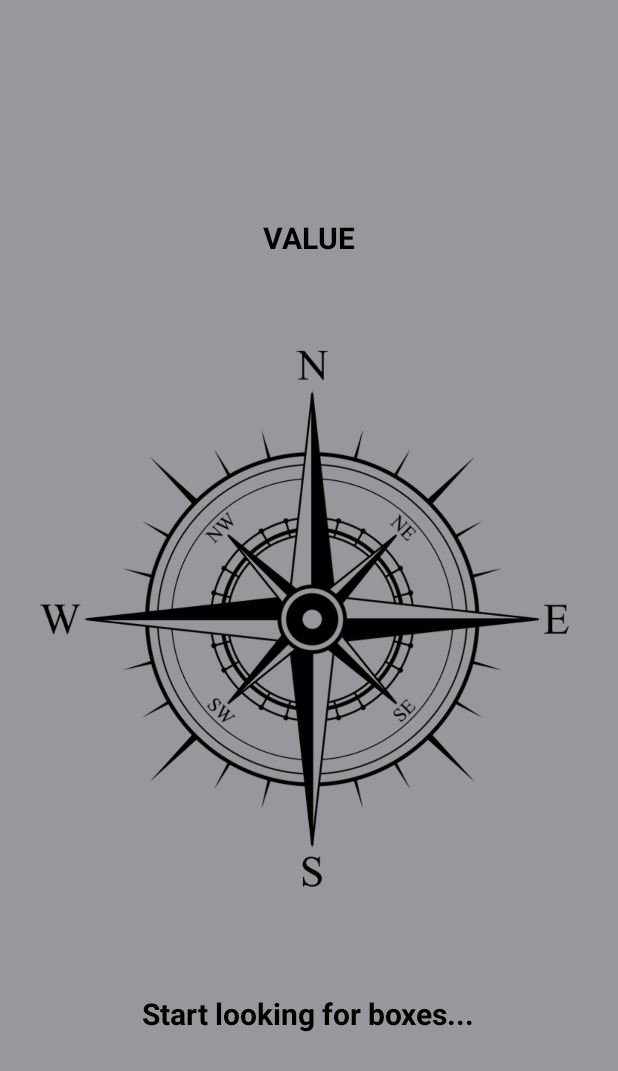
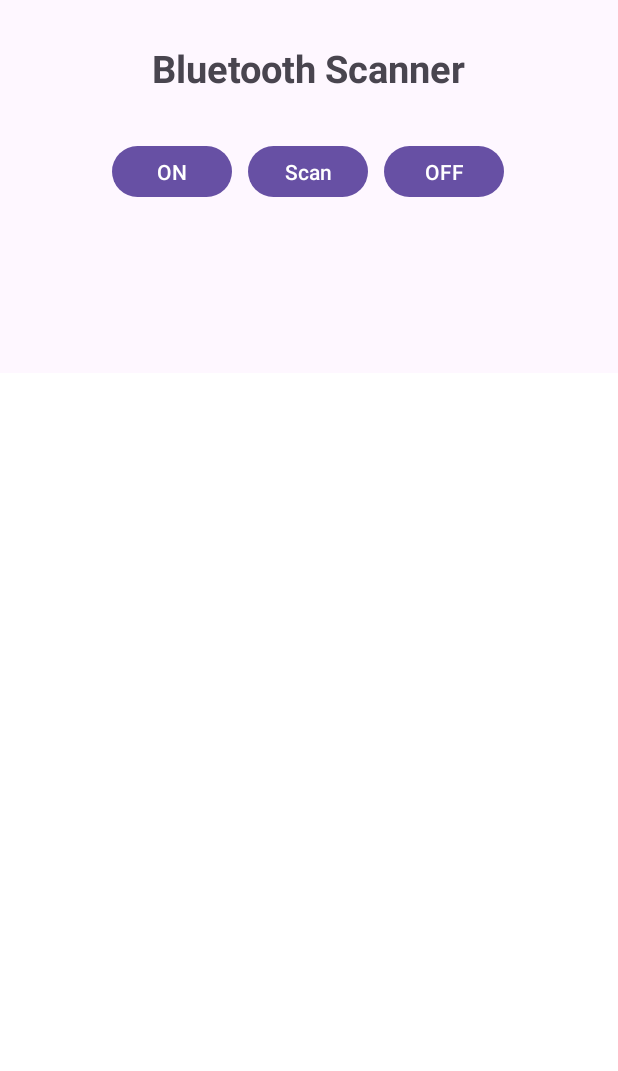
Before and after one commit to CatarinaBarroqueiro/CacheCompass_Tracker, an Android app: the MainRoom screen opened directly, with no data from a screen before it, on a phone screen of 412 x 824 dp. Shown: the top 1071 px of the screen. Run offline under Robolectric (Android 15) with nearby library versions, the phone set to English and light mode, and no system bars.

Commit message:
App scan all bt's

```diff
--- a/App/app/src/main/java/com/example/cachecompass_tracker_app/MainRoom.java
+++ b/App/app/src/main/java/com/example/cachecompass_tracker_app/MainRoom.java
@@ -1,117 +1,324 @@
 package com.example.cachecompass_tracker_app;
 
+import android.Manifest;
+import android.app.Activity;
+import android.bluetooth.BluetoothAdapter;
+import android.bluetooth.BluetoothDevice;
+import android.content.BroadcastReceiver;
+import android.content.Context;
+import android.content.Intent;
+import android.content.IntentFilter;
+import android.content.pm.PackageManager;
+import android.location.LocationManager;
+import android.os.Bundle;
+import android.os.ParcelUuid;
+import android.os.Parcelable;
+import android.provider.Settings;
+import android.widget.ArrayAdapter;
+import android.widget.Button;
+import android.widget.ListView;
+import android.widget.Toast;
+
+import androidx.annotation.Nullable;
 import androidx.appcompat.app.AppCompatActivity;
-import android.hardware.Sensor;
-import android.hardware.SensorEvent;
-import android.hardware.SensorEventListener;
-import android.hardware.SensorManager;
-import android.os.Bundle;
-import android.view.animation.Animation;
-import android.view.animation.RotateAnimation;
-import android.widget.ImageView;
-import android.widget.TextView;
+import androidx.core.app.ActivityCompat;
+import androidx.core.content.ContextCompat;
 
-public class MainRoom extends AppCompatActivity implements SensorEventListener {
+import java.util.ArrayList;
+import java.util.Map;
 
-    private TextView textView;
-    private ImageView imgView;
-    private SensorManager sensorManager;
-    private Sensor accelerometerSensor,
-            magnetometerSensor;
+import android.bluetooth.BluetoothGatt;
+import android.bluetooth.BluetoothGattCallback;
+import android.bluetooth.BluetoothGattCharacteristic;
+import android.bluetooth.BluetoothGattService;
+import android.bluetooth.BluetoothProfile;
 
-    private float[] lastAccelerometer = new float[3],
-            lastMagnetometer = new float[3],
-            rotationMatrix = new float[9],
-            orientation = new float[3];
-
-    boolean isLastAccelerometerArrayCopied,
-            isLastMagnetometerArrayCopied = false;
-    long lastUpdatedTime = 0;
-    float currentDegree = 0f;
+import java.nio.charset.StandardCharsets;
+import java.util.UUID;
 
 
+public class MainRoom extends AppCompatActivity {
 
+    private BluetoothAdapter mBluetoothAdapter;
+    int requestEnableForBluetooth;
+    Button buttonON, buttonOFF, scanButton;
+    Intent btEnablingIntent;
+    Map<String, String> BluetoothData;
+    private int scanCount = 3;
+    private BluetoothGatt mBluetoothGatt;
+    ListView scannedListView;
+    ArrayList<String> deviceDetailsList = new ArrayList<>();
+    ArrayAdapter<String> arrayAdapter;
+
+    private static final int PERMISSION_REQUEST_BLUETOOTH_CONNECT = 100;
 
     @Override
     protected void onCreate(Bundle savedInstanceState) {
         super.onCreate(savedInstanceState);
         setContentView(R.layout.activity_main_room);
+        scannedListView = findViewById(R.id.scannedListView);
 
-        textView = findViewById(R.id.degrees);
-        imgView = findViewById(R.id.compass);
+        buttonON = findViewById(R.id.buttonON);
+        buttonOFF = findViewById(R.id.buttonOFF);
+        scanButton = findViewById(R.id.buttonScan);
 
-        sensorManager = (SensorManager) getSystemService(SENSOR_SERVICE);
-        accelerometerSensor = sensorManager.getDefaultSensor(Sensor.TYPE_ACCELEROMETER);
-        magnetometerSensor = sensorManager.getDefaultSensor(Sensor.TYPE_MAGNETIC_FIELD);
+        btEnablingIntent = new Intent(BluetoothAdapter.ACTION_REQUEST_ENABLE);
+        requestEnableForBluetooth = 1;
 
+        mBluetoothAdapter = BluetoothAdapter.getDefaultAdapter();
+        bluetoothONMethod();
+        bluetoothOFFMethod();
 
+        // Permissions granted at runtime
+        if (ContextCompat.checkSelfPermission(this, Manifest.permission.BLUETOOTH_CONNECT) != PackageManager.PERMISSION_GRANTED) {
+            ActivityCompat.requestPermissions(this, new String[]{Manifest.permission.BLUETOOTH_CONNECT}, 1);
+        }
 
+        if (ContextCompat.checkSelfPermission(this, Manifest.permission.BLUETOOTH_SCAN) != PackageManager.PERMISSION_GRANTED) {
+            ActivityCompat.requestPermissions(this, new String[]{Manifest.permission.BLUETOOTH_SCAN}, 1);
+        }
 
+        registerReceiver(mReceiver, new IntentFilter(BluetoothDevice.ACTION_FOUND));
+        registerReceiver(mReceiver, new IntentFilter(BluetoothAdapter.ACTION_DISCOVERY_STARTED));
+        registerReceiver(mReceiver, new IntentFilter(BluetoothAdapter.ACTION_DISCOVERY_FINISHED));
 
+        bluetoothSCANMethod();
 
+        arrayAdapter = new ArrayAdapter<>(getApplicationContext(), android.R.layout.simple_list_item_1, deviceDetailsList);
+        scannedListView.setAdapter(arrayAdapter);
+    }
 
+    private void connectToDevice(BluetoothDevice device) {
+        String SERVICE_UUID = "4fafc201-1fb5-459e-8fcc-c5c9c331914b";
+        String CHARACTERISTIC_UUID = "beb5483e-36e1-4688-b7f5-ea07361b26a8";
+
+        if (ContextCompat.checkSelfPermission(this, Manifest.permission.BLUETOOTH_CONNECT) == PackageManager.PERMISSION_GRANTED) {
+            // Inicia a conexão com o dispositivo BLE
+            mBluetoothGatt = device.connectGatt(this, false, new BluetoothGattCallback() {
+                @Override
+                public void onConnectionStateChange(BluetoothGatt gatt, int status, int newState) {
+                    super.onConnectionStateChange(gatt, status, newState);
+                    if (status == BluetoothGatt.GATT_SUCCESS && newState == BluetoothProfile.STATE_CONNECTED) {
+                        // A conexão foi estabelecida
+                        if (ActivityCompat.checkSelfPermission(MainRoom.this, Manifest.permission.BLUETOOTH_CONNECT) != PackageManager.PERMISSION_GRANTED) {
+                            // TODO: Consider calling
+                            //    ActivityCompat#requestPermissions
+                            // here to request the missing permissions, and then overriding
+                            //   public void onRequestPermissionsResult(int requestCode, String[] permissions,
+                            //                                          int[] grantResults)
+                            // to handle the case where the user grants the permission. See the documentation
+                            // for ActivityCompat#requestPermissions for more details.
+                            return;
+                        }
+                        runOnUiThread(() -> Toast.makeText(MainRoom.this, "Connected to " + device.getName(), Toast.LENGTH_SHORT).show());
+                        // Inicia a descoberta de serviços no dispositivo conectado
+                        gatt.discoverServices();
+                    } else if (newState == BluetoothProfile.STATE_DISCONNECTED) {
+                        // A conexão foi desconectada
+                        runOnUiThread(() -> Toast.makeText(MainRoom.this, "Disconnected from " + device.getName(), Toast.LENGTH_SHORT).show());
+                        if (mBluetoothGatt != null) {
+                            mBluetoothGatt.close();
+                        }
+                    }
+                }
+
+                @Override
+                public void onServicesDiscovered(BluetoothGatt gatt, int status) {
+                    super.onServicesDiscovered(gatt, status);
+                    if (status == BluetoothGatt.GATT_SUCCESS) {
+                        // Os serviços foram descobertos
+                        runOnUiThread(() -> Toast.makeText(MainRoom.this, "Services Discovered", Toast.LENGTH_SHORT).show());
+
+                        // Aqui você pode interagir com os serviços e características do dispositivo
+                        // Por exemplo, para ler uma característica:
+                        BluetoothGattService service = gatt.getService(UUID.fromString(SERVICE_UUID));
+                        if (service != null) {
+                            BluetoothGattCharacteristic characteristic = service.getCharacteristic(UUID.fromString(CHARACTERISTIC_UUID));
+                            if (characteristic != null) {
+                                if (ActivityCompat.checkSelfPermission(MainRoom.this, Manifest.permission.BLUETOOTH_CONNECT) != PackageManager.PERMISSION_GRANTED) {
+                                    // TODO: Consider calling
+                                    //    ActivityCompat#requestPermissions
+                                    // here to request the missing permissions, and then overriding
+                                    //   public void onRequestPermissionsResult(int requestCode, String[] permissions,
+                                    //                                          int[] grantResults)
+                                    // to handle the case where the user grants the permission. See the documentation
+                                    // for ActivityCompat#requestPermissions for more details.
+                                    return;
+                                }
+                                gatt.readCharacteristic(characteristic);
+                            }
+                        }
+                    }
+                }
+
+                @Override
+                public void onCharacteristicRead(BluetoothGatt gatt, BluetoothGattCharacteristic characteristic, int status) {
+                    super.onCharacteristicRead(gatt, characteristic, status);
+                    if (status == BluetoothGatt.GATT_SUCCESS) {
+                        // A característica foi lida
+                        String value = new String(characteristic.getValue(), StandardCharsets.UTF_8);
+                        runOnUiThread(() -> Toast.makeText(MainRoom.this, "Characteristic Read: " + value, Toast.LENGTH_SHORT).show());
+                    }
+                }
+
+                // Implemente outros métodos de callback como onCharacteristicWrite, onCharacteristicChanged, etc., conforme necessário
+            });
+        } else {
+            // Solicita as permissões necessárias ao usuário
+            ActivityCompat.requestPermissions(this, new String[]{Manifest.permission.BLUETOOTH_CONNECT}, PERMISSION_REQUEST_BLUETOOTH_CONNECT);
+        }
+    }
+
+    private void bluetoothSCANMethod() {
+        scanButton.setOnClickListener(view -> {
+            if (ContextCompat.checkSelfPermission(getBaseContext(), Manifest.permission.ACCESS_FINE_LOCATION) != PackageManager.PERMISSION_GRANTED) {
+                ActivityCompat.requestPermissions(MainRoom.this, new String[]{Manifest.permission.ACCESS_FINE_LOCATION}, 1);
+                return;
+            }
+            if (ContextCompat.checkSelfPermission(getBaseContext(), Manifest.permission.ACCESS_COARSE_LOCATION) != PackageManager.PERMISSION_GRANTED) {
+                ActivityCompat.requestPermissions(MainRoom.this, new String[]{Manifest.permission.ACCESS_COARSE_LOCATION}, 1);
+                return;
+            }
+
+            if (!mBluetoothAdapter.isEnabled()) {
+                if (ContextCompat.checkSelfPermission(getBaseContext(), Manifest.permission.BLUETOOTH_CONNECT) != PackageManager.PERMISSION_GRANTED) {
+                    ActivityCompat.requestPermissions(MainRoom.this, new String[]{Manifest.permission.BLUETOOTH_CONNECT}, 1);
+                }
+                startActivity(btEnablingIntent);
+                Toast.makeText(getApplicationContext(), "Enabling the Bluetooth", Toast.LENGTH_LONG).show();
+                return;
+            }
+            if (!CheckEnableGPS()) {
+                Toast.makeText(getApplicationContext(), "GPS Not Enabled, Please enable first", Toast.LENGTH_LONG).show();
+                Intent gpsIntent = new Intent(Settings.ACTION_LOCATION_SOURCE_SETTINGS);
+                startActivity(gpsIntent);
+                return;
+            }
+            try {
+                if (ContextCompat.checkSelfPermission(getBaseContext(), Manifest.permission.BLUETOOTH_SCAN) != PackageManager.PERMISSION_GRANTED) {
+                    ActivityCompat.requestPermissions(MainRoom.this, new String[]{Manifest.permission.BLUETOOTH_SCAN}, 1);
+                }
+                if (mBluetoothAdapter.isDiscovering()) {
+                    mBluetoothAdapter.cancelDiscovery();
+                }
+                scanCount = 1; //for ex change the scan count number to 3 then after pressing the scan button (once) it will scan three time 12*3=36 seconds
+                mBluetoothAdapter.startDiscovery();
+            } catch (Exception npe) {
+                Toast.makeText(getApplicationContext(), "Exception, Scan Again", Toast.LENGTH_LONG).show();
+            }
+        });
+    }
+
+    // Broadcast Receiver
+    public final BroadcastReceiver mReceiver = new BroadcastReceiver() {
+        String SERVICE_UUID = "4fafc201-1fb5-459e-8fcc-c5c9c331914b";
+
+        public void onReceive(Context context, Intent intent) {
+            String action = intent.getAction();
+
+            if (ContextCompat.checkSelfPermission(getBaseContext(), Manifest.permission.BLUETOOTH_CONNECT) != PackageManager.PERMISSION_GRANTED) {
+                ActivityCompat.requestPermissions(MainRoom.this, new String[]{Manifest.permission.BLUETOOTH_CONNECT}, 1);
+            }
+
+            if (BluetoothDevice.ACTION_FOUND.equals(action)) {
+                BluetoothDevice device = intent.getParcelableExtra(BluetoothDevice.EXTRA_DEVICE);
+                short rssi = intent.getShortExtra(BluetoothDevice.EXTRA_RSSI, Short.MAX_VALUE);
+                Toast.makeText(getApplicationContext(), "Device Found " + device.getName() + " RSSI: " + rssi + "dBm ", Toast.LENGTH_SHORT).show();
+
+                //input data to display
+                deviceDetailsList.add("Device Name: " + device.getName() + "\nDevice Address: " + device.getAddress() + " RSSI: " + rssi);
+
+                arrayAdapter.notifyDataSetChanged();
+                device.fetchUuidsWithSdp();
+            } else if (mBluetoothAdapter.ACTION_DISCOVERY_FINISHED.equals(action)) {
+                Toast.makeText(getApplicationContext(), "Discovery Finished", Toast.LENGTH_SHORT).show();
+                scanCount = scanCount - 1;
+                if (scanCount > 0) {
+                    mBluetoothAdapter.startDiscovery();
+                }
+            } else if (mBluetoothAdapter.ACTION_DISCOVERY_STARTED.equals(action)) {
+                Toast.makeText(getApplicationContext(), "Discovery Started", Toast.LENGTH_SHORT).show();
+            } else if (BluetoothDevice.ACTION_UUID.equals(action)) {
+                BluetoothDevice device = intent.getParcelableExtra(BluetoothDevice.EXTRA_DEVICE);
+                Parcelable[] uuidExtra = intent.getParcelableArrayExtra(BluetoothDevice.EXTRA_UUID);
+
+                if (uuidExtra != null) {
+                    for (Parcelable parcelable : uuidExtra) {
+                        if (((ParcelUuid) parcelable).getUuid().toString().equals(SERVICE_UUID)) {
+                            // Se o UUID do serviço corresponder, adicione o dispositivo à lista
+                            String deviceDetails = "Device Name: " + device.getName() +
+                                    "\nDevice Address: " + device.getAddress();
+                            deviceDetailsList.add(deviceDetails);
+                            arrayAdapter.notifyDataSetChanged();
+                            break;
+                        }
+                    }
+                }
+            }
+        }
+    };
+
+    private boolean CheckEnableGPS() {
+        LocationManager locationManager = (LocationManager) getSystemService(Context.LOCATION_SERVICE);
+        boolean isEnabled;
+        try {
+            isEnabled = locationManager.isProviderEnabled(LocationManager.GPS_PROVIDER) || locationManager.isProviderEnabled(LocationManager.NETWORK_PROVIDER);
+        } catch (Exception npe) {
+            isEnabled = false;
+        }
+        return isEnabled;
     }
 
     @Override
-    public void onSensorChanged(SensorEvent event) {
-        if (event.sensor == accelerometerSensor) {
-            System.arraycopy(event.values,0,lastAccelerometer,0,event.values.length);
-            isLastAccelerometerArrayCopied = true;
+    protected void onDestroy() {
+        Toast.makeText(getApplicationContext(), "Toasting all nearby discovered ", Toast.LENGTH_SHORT).show();
+        // Your loop for Toasting the discovered devices should be done here
+        unregisterReceiver(mReceiver);
+        super.onDestroy();
+    }
 
-        }else if(event.sensor == magnetometerSensor) {
-            System.arraycopy(event.values,0,lastMagnetometer,0,event.values.length);
-            isLastMagnetometerArrayCopied = true;
-        }
-
-        if (isLastMagnetometerArrayCopied &&
-                isLastAccelerometerArrayCopied &&
-                System.currentTimeMillis() - lastUpdatedTime > 250){
-            SensorManager.getRotationMatrix(rotationMatrix, null, lastAccelerometer, lastMagnetometer);
-            SensorManager.getOrientation(rotationMatrix, orientation);
-
-            float azimuthInRadians = orientation[0];
-            float azimuthInDegree = (float) Math.toDegrees(azimuthInRadians);
-
-            RotateAnimation rotateAnimation = new RotateAnimation(
-                    currentDegree,
-                    -azimuthInDegree,
-                    Animation.RELATIVE_TO_SELF,
-                    0.5f,
-                    Animation.RELATIVE_TO_SELF,
-                    0.5f
-                    );
-            rotateAnimation.setDuration(250);
-            rotateAnimation.setFillAfter(true);
-            imgView.startAnimation(rotateAnimation);
-
-            currentDegree = -azimuthInDegree;
-            lastUpdatedTime = System.currentTimeMillis();
-
-            int x = (int) azimuthInDegree;
-            textView.setText(x+"°");
-
+    // onActivityResult() method should also be included as per your requirement
+    @Override
+    protected void onActivityResult(int requestCode, int resultCode, @Nullable Intent data) {
+        super.onActivityResult(requestCode, resultCode, data);
+        if (requestCode == requestEnableForBluetooth) {
+            if (resultCode == RESULT_OK) {
+                Toast.makeText(getApplicationContext(), "Bluetooth is enabled", Toast.LENGTH_LONG).show();
+            } else if (resultCode == RESULT_CANCELED) {
+                Toast.makeText(getApplicationContext(), "Bluetooth enabling cancelled", Toast.LENGTH_LONG).show();
+            }
         }
     }
 
-    @Override
-    public void onAccuracyChanged(Sensor sensor, int accuracy) {
-
+    private void bluetoothONMethod() {
+        buttonON.setOnClickListener(v -> {
+            if (mBluetoothAdapter == null) {
+                // Device doesn't support Bluetooth
+                Toast.makeText(getApplicationContext(), "Bluetooth not supported on this device", Toast.LENGTH_LONG).show();
+            } else {
+                if (!mBluetoothAdapter.isEnabled()) {
+                    //code for bluetooth enables
+                    startActivity(btEnablingIntent);
+                } else {
+                    Toast.makeText(getApplicationContext(), "Bluetooth already enabled", Toast.LENGTH_LONG).show();
+                }
+            }
+        });
     }
 
-    // CTRL+O -> procurar resume
-    @Override
-    protected void onPostResume() {
-        super.onPostResume();
-        // Registar
-        sensorManager.registerListener(this, accelerometerSensor, SensorManager.SENSOR_DELAY_NORMAL);
-        sensorManager.registerListener(this, magnetometerSensor, SensorManager.SENSOR_DELAY_NORMAL);
+    private void bluetoothOFFMethod() {
+        buttonOFF.setOnClickListener(view -> {
+            if (mBluetoothAdapter.isEnabled()) {
+                if (ActivityCompat.checkSelfPermission(getApplicationContext(), Manifest.permission.BLUETOOTH) != PackageManager.PERMISSION_GRANTED) {
+                    ActivityCompat.requestPermissions((Activity) getApplicationContext(), new String[]{Manifest.permission.BLUETOOTH}, 1);
+                }
+                mBluetoothAdapter.disable();
+                Toast.makeText(getApplicationContext(), "Bluetooth is Disabled", Toast.LENGTH_LONG).show();
+            } else {
+                Toast.makeText(getApplicationContext(), "Bluetooth is Already Disabled", Toast.LENGTH_LONG).show();
+            }
+
+        });
     }
 
-    // CTRL+O -> procurar pause
-    @Override
-    protected void onPause() {
-        super.onPause();
-        sensorManager.unregisterListener(this, accelerometerSensor);
-        sensorManager.unregisterListener(this, magnetometerSensor);
-    }
 }
--- a/App/app/src/main/res/layout/activity_main_room.xml
+++ b/App/app/src/main/res/layout/activity_main_room.xml
@@ -1,65 +1,77 @@
 <?xml version="1.0" encoding="utf-8"?>
-
-<RelativeLayout xmlns:android="http://schemas.android.com/apk/res/android"
+<androidx.constraintlayout.widget.ConstraintLayout xmlns:android="http://schemas.android.com/apk/res/android"
     xmlns:app="http://schemas.android.com/apk/res-auto"
     xmlns:tools="http://schemas.android.com/tools"
 
     android:layout_width="match_parent"
     android:layout_height="match_parent"
-    android:background="#96989b"
-
     tools:context=".MainRoom">
 
     <TextView
-        android:id="@+id/degrees"
-        android:text="VALUE"
+        android:id="@+id/textView"
         android:layout_width="wrap_content"
         android:layout_height="wrap_content"
-        android:textColor="@color/black"
-        android:textSize="20dp"
-        android:padding="10dp"
-        android:layout_above="@+id/compass"
-        android:layout_margin="10dp"
-        android:layout_centerHorizontal="true"
+        android:layout_marginTop="28dp"
+        android:text="Bluetooth Scanner"
+        android:textSize="25dp"
         android:textStyle="bold"
         app:layout_constraintEnd_toEndOf="parent"
         app:layout_constraintStart_toStartOf="parent"
-        tools:layout_editor_absoluteY="67dp" />
+        app:layout_constraintTop_toTopOf="parent" />
 
 
-    <ImageView
-        android:id="@+id/compass"
-        android:layout_width="match_parent"
-        android:layout_height="400dp"
+    <LinearLayout
+        android:id="@+id/buttonLayout"
+        android:layout_width="wrap_content"
+        android:layout_height="wrap_content"
+        android:layout_margin="20dp"
+        android:orientation="horizontal"
+        android:padding="5dp"
+        app:layout_constraintEnd_toEndOf="parent"
+        app:layout_constraintHorizontal_bias="0.496"
+        app:layout_constraintStart_toStartOf="parent"
+        app:layout_constraintTop_toBottomOf="@+id/textView">
+
+        <Button
+            android:id="@+id/buttonON"
+            android:layout_width="80dp"
+            android:layout_height="42dp"
+            android:layout_margin="5dp"
+            android:onClick="onClick"
+            android:text="ON"
+            tools:ignore="OnClick" />
+
+        <Button
+            android:id="@+id/buttonScan"
+            android:layout_width="80dp"
+            android:layout_height="42dp"
+            android:layout_margin="5dp"
+            android:onClick="onClick"
+            android:text="Scan"
+            tools:ignore="OnClick" />
+
+        <Button
+            android:id="@+id/buttonOFF"
+            android:layout_width="80dp"
+            android:layout_height="42dp"
+            android:layout_margin="5dp"
+            android:onClick="onClick"
+            android:text="OFF"
+            tools:ignore="OnClick" />
+
+    </LinearLayout>
+
+    <ListView
+        android:id="@+id/scannedListView"
+        android:layout_width="wrap_content"
+        android:layout_height="507dp"
+        android:background="@color/white"
+        app:layout_constraintBottom_toBottomOf="parent"
+        app:layout_constraintEnd_toEndOf="parent"
+        app:layout_constraintStart_toStartOf="parent"
+        app:layout_constraintTop_toBottomOf="@+id/buttonLayout"
+        app:layout_constraintVertical_bias="0.6"
+        tools:context=".MainActivity"></ListView>
 
 
-        android:layout_centerInParent="true"
-        android:layout_marginStart="20dp"
-        android:layout_marginTop="20dp"
-        android:layout_marginEnd="20dp"
-        android:layout_marginBottom="20dp"
-        android:src="@drawable/compaass" />
-
-    <TextView
-        android:id="@+id/Title"
-        android:text="Start looking for boxes..."
-
-        android:layout_width="wrap_content"
-        android:layout_height="wrap_content"
-
-        android:layout_centerHorizontal="true"
-        android:layout_marginStart="20dp"
-        android:layout_marginEnd="20dp"
-        android:layout_marginTop="20dp"
-        android:layout_marginBottom="20dp"
-
-        android:layout_below="@+id/compass"
-        android:padding="10dp"
-
-        android:textColor="@color/black"
-        android:textSize="20dp"
-        android:textStyle="bold"
-        tools:layout_editor_absoluteY="67dp" />
-
-
-</RelativeLayout>
+</androidx.constraintlayout.widget.ConstraintLayout>
```
Also changed, not shown: App/app/src/main/AndroidManifest.xml (+8 -0 lines).
